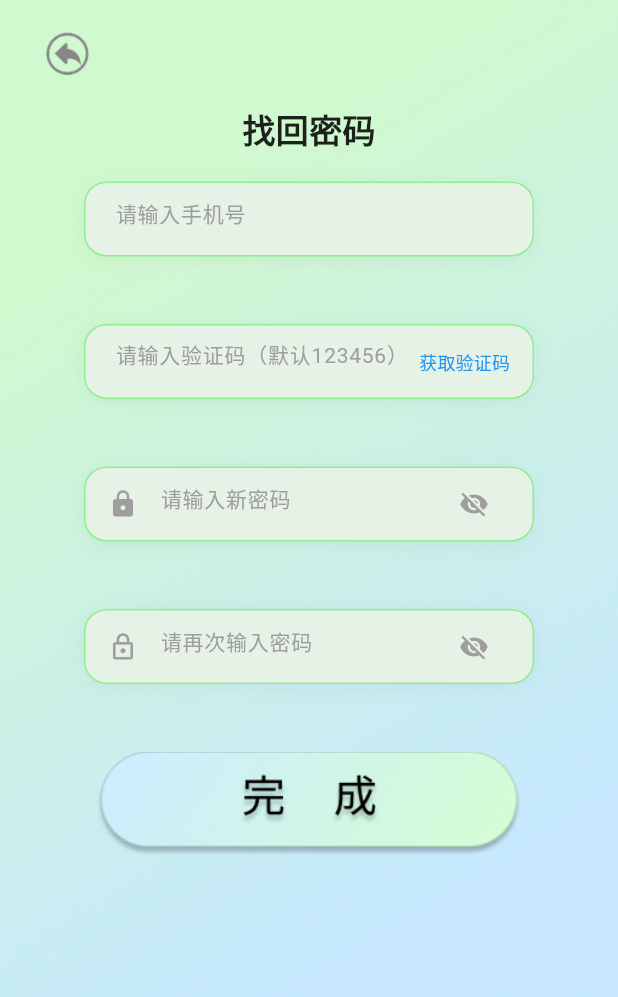
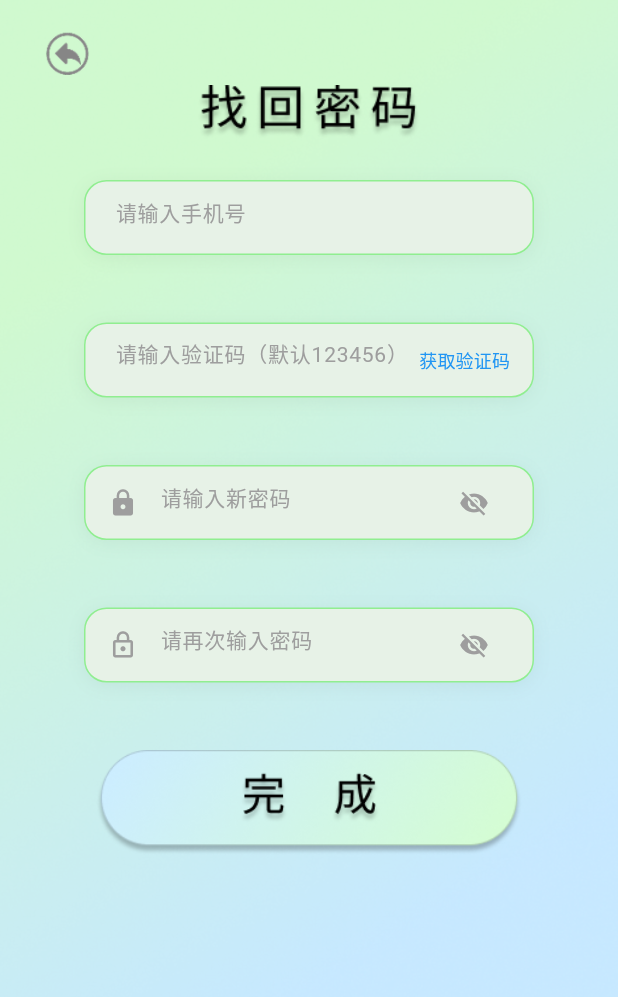
Before and after one commit to Gargantua11/City-Postcard, a Flutter app: the ForgotPasswordScreen screen opened by its route, on a phone screen of 412 x 824 dp. Shown: the top 997 px of the screen. Run offline on Flutter 3.47's test engine with Material 3 defaults, Android fonts, the phone set to English and light mode, and no system bars; our stand-ins replace shared_preferences; accounts and stored records are empty.

Commit message:
更改了部分字样

```diff
--- a/lib/screens/forgot_password_screen.dart
+++ b/lib/screens/forgot_password_screen.dart
@@ -159,13 +159,23 @@ class _ForgotPasswordScreenState extends State<ForgotPasswordScreen> {
                   child: Column(
                     crossAxisAlignment: CrossAxisAlignment.center,
                     children: [
-                      const SizedBox(height: 50),
-                      const Text(
-                        '找回密码',
-                        style: TextStyle(
-                          fontSize: 22,
-                          fontWeight: FontWeight.bold,
-                          color: Colors.black87,
+                      const SizedBox(height: 30),
+                      // const Text(
+                      //   '找回密码',
+                      //   style: TextStyle(
+                      //     fontSize: 22,
+                      //     fontWeight: FontWeight.bold,
+                      //     color: Colors.black87,
+                      //   ),
+                      // ),
+                      Container(
+                        width: 150,
+                        height: 50,
+                        decoration: const BoxDecoration(
+                          image: DecorationImage(
+                            image: AssetImage('assets/images/找回密码.png'),
+                            fit: BoxFit.contain,
+                          ),
                         ),
                       ),
                       const SizedBox(height: 20),
```
Also changed, not shown: assets/images/找回密码.png.
